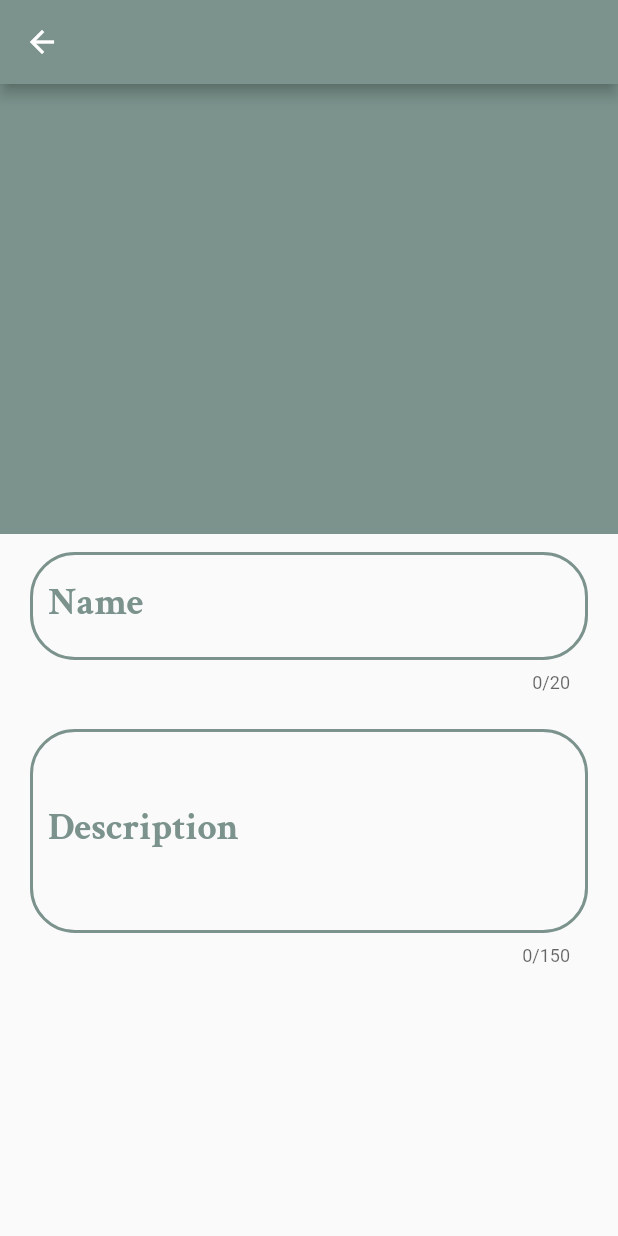
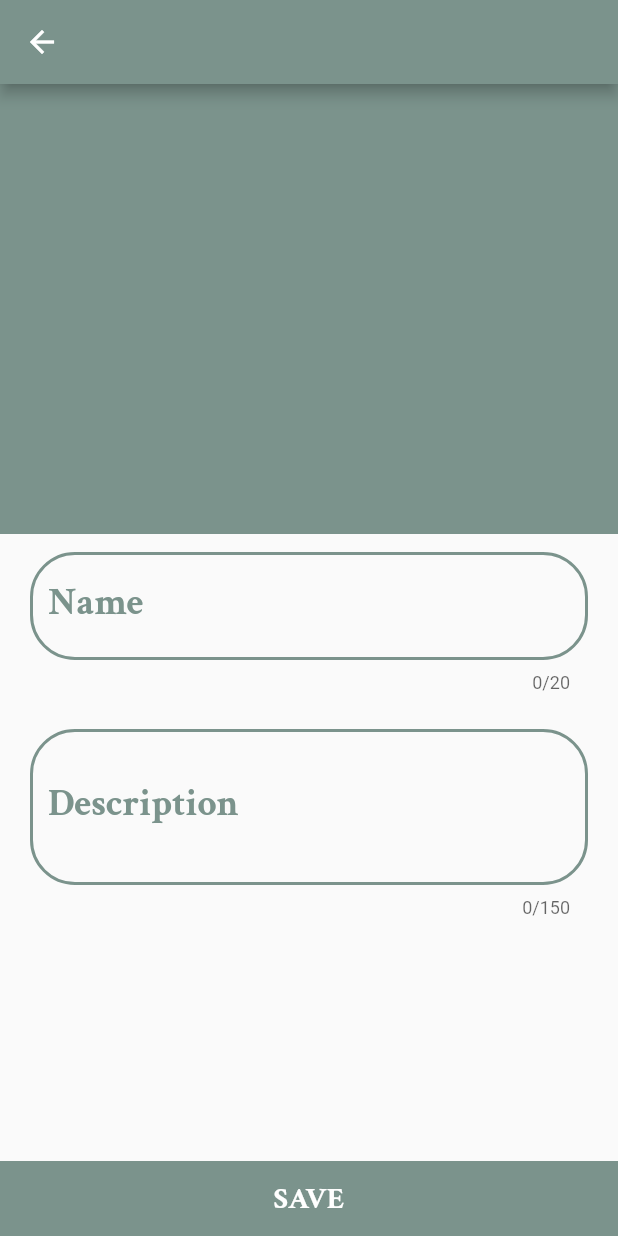
Before and after one commit to YourFoxy/My-Wish-List, a Flutter app: the AddGiftWidget screen opened directly, on a phone screen of 412 x 824 dp. Run offline on Flutter 3.47's test engine with Material 2 defaults, Android fonts, the phone set to English and light mode, and no system bars; our stand-ins replace cloud_firestore, firebase_auth, firebase_core, fluttertoast, google_fonts; missing offline and left inert: avatar_view; accounts and stored records are empty; network calls fail.

Commit message:
8 commit

```diff
--- a/lib/screens/editing_gift.dart
+++ b/lib/screens/editing_gift.dart
@@ -1,7 +1,12 @@
 import 'package:flutter/material.dart';
 import 'package:google_fonts/google_fonts.dart';
+import 'package:wish_list/screens/adding_gifts.dart';
+import 'package:wish_list/screens/text_parameters.dart';
 
 import 'my_container.dart';
+
+final _nameController = TextEditingController();
+final _descriptionController = TextEditingController();
 
 class AddGiftWidget extends StatelessWidget {
   const AddGiftWidget({Key? key}) : super(key: key);
@@ -10,12 +15,56 @@
   Widget build(BuildContext context) {
     return Scaffold(
       appBar: AppBar(
+        leading: IconButton(
+          icon: Icon(Icons.arrow_back, color: Colors.white),
+          onPressed: () => Navigator.push(
+            context,
+            MaterialPageRoute(builder: (context) => GiftsPageWidget()),
+          ),
+        ),
         title: const Text(''),
         // actions: _appBarMenuWidget(Theme.of(context).primaryColor),
         backgroundColor: Theme.of(context).primaryColor,
       ),
-      body: const SingleChildScrollView(
-        child: GiftInformationWidget(),
+      body: Stack(
+        children: <Widget>[
+          const SingleChildScrollView(
+            child: GiftInformationWidget(),
+          ),
+          SafeArea(
+              child: Align(
+            alignment: Alignment.bottomCenter,
+            child: InkWell(
+              onTap: () {
+                if (_nameController.text != '' &&
+                    _descriptionController.text != '') {
+                  AddGift(
+                          //nameOfGift: _nameController.text,
+                          //description: _descriptionController.text,
+                          )
+                      .addGift(
+                          _nameController.text, _descriptionController.text);
+                  _nameController.text = '';
+                  _descriptionController.text = '';
+                  Navigator.push(
+                    context,
+                    MaterialPageRoute(builder: (context) => GiftsPageWidget()),
+                  );
+                }
+              },
+              child: Container(
+                alignment: Alignment.center,
+                width: double.infinity,
+                height: 50,
+                color: Theme.of(context).primaryColor,
+                child: const TextParameters(
+                  text: 'SAVE',
+                  fontSize: 20.0,
+                ),
+              ),
+            ),
+          )),
+        ],
       ),
     );
   }
@@ -41,6 +90,7 @@
     return Container(
       margin: const EdgeInsets.symmetric(horizontal: 20.0, vertical: 12.0),
       child: TextField(
+        controller: _nameController,
         maxLength: 20,
         cursorColor: Theme.of(context).primaryColor,
         style: GoogleFonts.crimsonText(
@@ -80,15 +130,14 @@
     );
   }
 
-  final _controller = TextEditingController();
   Widget description() {
     return Container(
       margin: const EdgeInsets.symmetric(horizontal: 20.0, vertical: 12.0),
       child: TextField(
-        controller: _controller,
+        controller: _descriptionController,
         cursorColor: Theme.of(context).primaryColor,
         maxLength: 150,
-        maxLines: 3,
+        maxLines: 2,
         textCapitalization: TextCapitalization.sentences,
         style: GoogleFonts.crimsonText(
           color: Theme.of(context).primaryColor,
--- a/lib/screens/home_page.dart
+++ b/lib/screens/home_page.dart
@@ -68,6 +68,7 @@
   Widget build(BuildContext context) {
     return Scaffold(
       appBar: AppBar(
+        automaticallyImplyLeading: false,
         title: const Text(''),
         actions: _appBarMenuWidget(Theme.of(context).primaryColor),
         backgroundColor: Theme.of(context).primaryColor,
```
Also changed, not shown: lib/screens/adding_gifts.dart (+38 -26 lines).
